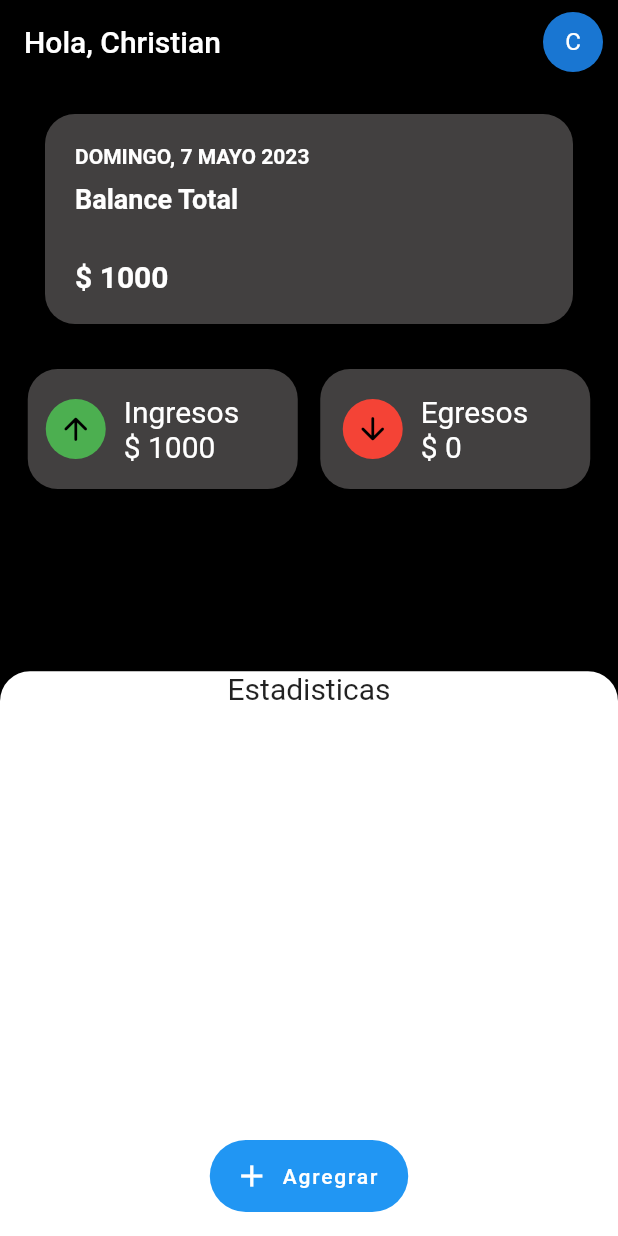
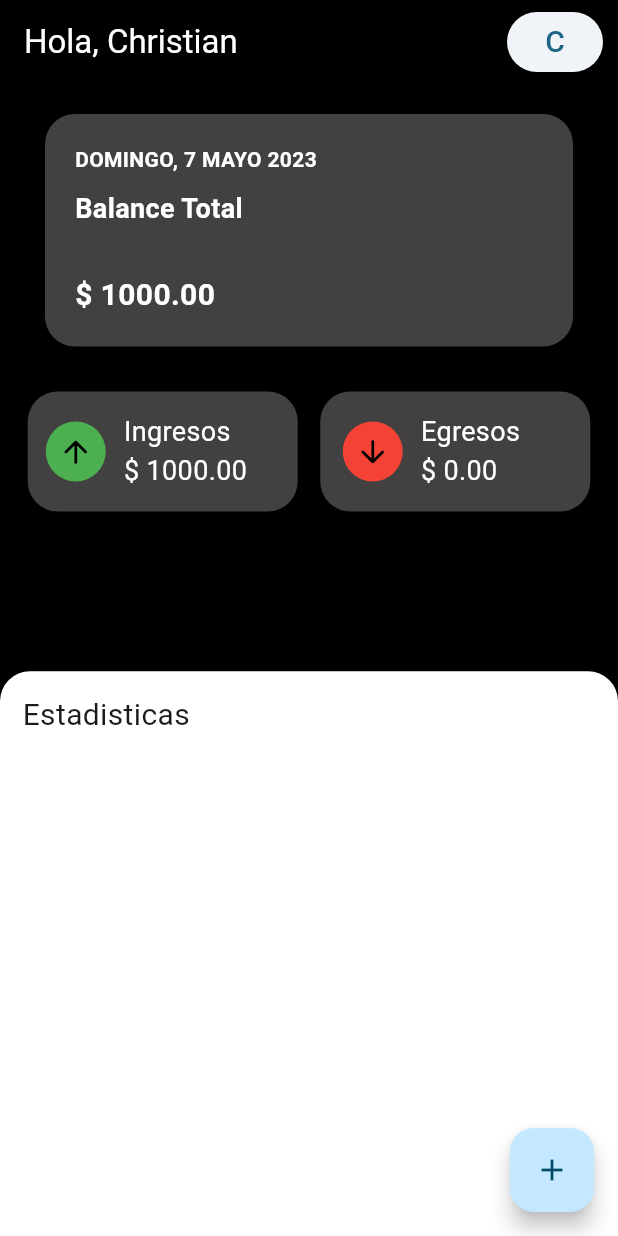
Before and after one commit to ChristianArgue/balance, a Flutter app: the screen it shows after launch, on a phone screen of 412 x 824 dp. Run offline on Flutter 3.47's test engine with Material 2 defaults, Android fonts, the phone set to English and light mode, and no system bars; drawn by our look-alikes of flutter_expandable_fab; our stand-ins replace device_preview.

Commit message:
Avance 2

```diff
--- a/lib/main.dart
+++ b/lib/main.dart
@@ -25,6 +25,12 @@ class MyApp extends StatelessWidget {
       useInheritedMediaQuery: true,
       locale: DevicePreview.locale(context),
       builder: DevicePreview.appBuilder,
+      theme: ThemeData.from(
+        colorScheme: ColorScheme.fromSeed(
+          seedColor: Colors.lightBlueAccent,
+        ),
+        useMaterial3: true,
+      ),
       home: const HomePage(),
     );
   }
--- a/lib/page/home.dart
+++ b/lib/page/home.dart
@@ -1,36 +1,42 @@
-import 'package:balance/page/perfil.dart';
 import 'package:flutter/material.dart';
 
+import 'package:flutter_expandable_fab/flutter_expandable_fab.dart';
+
+import 'package:balance/page/perfil.dart';
 import 'package:balance/widgets/tarjeta.dart';
 import 'package:balance/widgets/datos.dart';
 
 class HomePage extends StatelessWidget {
   const HomePage({Key? key}) : super(key: key);
 
+  final String name = 'Christian';
+
   @override
   Widget build(BuildContext context) {
     return Scaffold(
       backgroundColor: Colors.black,
       appBar: AppBar(
-        title: const Text(
-          'Hola, Christian',
+        title: Text(
+          'Hola, $name',
+          style: const TextStyle(color: Colors.white),
         ),
         elevation: 0,
         backgroundColor: Colors.black,
         actions: [
           Padding(
             padding: const EdgeInsets.symmetric(horizontal: 10),
-            child: GestureDetector(
-              onTap: () {
+            child: ElevatedButton(
+              onPressed: () {
                 Navigator.push(
                   context,
                   MaterialPageRoute(
-                    builder: (_) => const PerfilPage(),
+                    builder: (context) => const PerfilPage(),
                   ),
                 );
               },
-              child: const CircleAvatar(
-                child: Text('C'),
+              child: Text(
+                name.substring(0, 1),
+                style: const TextStyle(fontSize: 20),
               ),
             ),
           ),
@@ -72,7 +78,10 @@ class HomePage extends StatelessWidget {
                     topRight: Radius.circular(20),
                   ),
                 ),
-                child: const Column(
+                child: const Padding(
+                  padding: EdgeInsets.all(15),
+                  child: Column(
+                    crossAxisAlignment: CrossAxisAlignment.start,
                     children: [
                       Text(
                         'Estadisticas',
@@ -84,19 +93,30 @@ class HomePage extends StatelessWidget {
                     ],
                   ),
                 ),
+              ),
             ]),
           )
         ],
       ),
-      floatingActionButton: FloatingActionButton.extended(
-        elevation: 0,
+      floatingActionButtonLocation: ExpandableFab.location,
+      floatingActionButton: ExpandableFab(
+        type: ExpandableFabType.up,
+        child: const Icon(Icons.add),
+        expandedFabSize: ExpandableFabSize.regular,
+        distance: 70,
+        children: [
+          FloatingActionButton.small(
+            heroTag: null,
             onPressed: () {},
-        label: const Text('Agregrar'),
-        icon: const Icon(
-          Icons.add,
+            child: const Icon(Icons.arrow_upward_rounded),
           ),
+          FloatingActionButton.small(
+            heroTag: null,
+            onPressed: () {},
+            child: const Icon(Icons.arrow_downward_rounded),
+          )
+        ],
       ),
-      floatingActionButtonLocation: FloatingActionButtonLocation.centerFloat,
     );
   }
 }
--- a/lib/widgets/datos.dart
+++ b/lib/widgets/datos.dart
@@ -20,9 +20,7 @@ class DatosPage extends StatelessWidget {
               ),
               child: const _Ingreso(),
             ),
-            const SizedBox(
-              width: 15,
-            ),
+            const SizedBox(width: 15),
             Container(
               width: 180,
               height: 80,
@@ -42,25 +40,25 @@ class DatosPage extends StatelessWidget {
 class _Egreso extends StatelessWidget {
   const _Egreso();
 
+  final double egreso = 0.00;
+
   @override
   Widget build(BuildContext context) {
-    return const Row(
+    return Row(
       children: [
-        SizedBox(
+        const SizedBox(
           width: 15,
         ),
-        CircleAvatar(
+        const CircleAvatar(
           backgroundColor: Colors.red,
           foregroundColor: Colors.black,
           child: Icon(Icons.arrow_downward_rounded),
         ),
-        SizedBox(
-          width: 12,
-        ),
+        const SizedBox(width: 12),
         Text(
-          'Egresos\n\$ 0',
-          style: TextStyle(
-            fontSize: 20,
+          'Egresos\n\$ ${egreso.toStringAsFixed(2)}',
+          style: const TextStyle(
+            fontSize: 18,
             decoration: TextDecoration.none,
             color: Colors.white,
           ),
@@ -73,25 +71,23 @@ class _Egreso extends StatelessWidget {
 class _Ingreso extends StatelessWidget {
   const _Ingreso();
 
+  final double ingreso = 1000.00;
+
   @override
   Widget build(BuildContext context) {
-    return const Row(
+    return Row(
       children: [
-        SizedBox(
-          width: 12,
-        ),
-        CircleAvatar(
+        const SizedBox(width: 12),
+        const CircleAvatar(
           backgroundColor: Colors.green,
           foregroundColor: Colors.black,
           child: Icon(Icons.arrow_upward_rounded),
         ),
-        SizedBox(
-          width: 12,
-        ),
+        const SizedBox(width: 12),
         Text(
-          'Ingresos\n\$ 1000',
-          style: TextStyle(
-            fontSize: 20,
+          'Ingresos\n\$ ${ingreso.toStringAsFixed(2)}',
+          style: const TextStyle(
+            fontSize: 18,
             decoration: TextDecoration.none,
             color: Colors.white,
           ),
--- a/lib/widgets/tarjeta.dart
+++ b/lib/widgets/tarjeta.dart
@@ -6,6 +6,7 @@ class TarjetaPage extends StatelessWidget {
 
   final now = DateTime.now();
   final formatter = DateFormat('EEEE, d MMMM yyyy', 'es');
+  final double total = 1000.00;
 
   @override
   Widget build(BuildContext context) {
@@ -32,9 +33,7 @@ class TarjetaPage extends StatelessWidget {
                     fontWeight: FontWeight.bold,
                   ),
                 ),
-                const SizedBox(
-                  height: 10,
-                ),
+                const SizedBox(height: 10),
                 const Text(
                   'Balance Total',
                   style: TextStyle(
@@ -44,12 +43,10 @@ class TarjetaPage extends StatelessWidget {
                     color: Colors.white,
                   ),
                 ),
-                const SizedBox(
-                  height: 30,
-                ),
-                const Text(
-                  '\$ 1000',
-                  style: TextStyle(
+                const SizedBox(height: 30),
+                Text(
+                  '\$ ${total.toStringAsFixed(2)}',
+                  style: const TextStyle(
                     fontWeight: FontWeight.bold,
                     fontSize: 20,
                     decoration: TextDecoration.none,
--- a/pubspec.yaml
+++ b/pubspec.yaml
@@ -37,6 +37,7 @@ dependencies:
   cupertino_icons: ^1.0.2
   device_preview: ^1.1.0
   intl:
+  flutter_expandable_fab: ^1.7.1
 
 dev_dependencies:
   flutter_test:
```
Also changed, not shown: pubspec.lock. Lines whose indentation alone changed are shown as unchanged.
